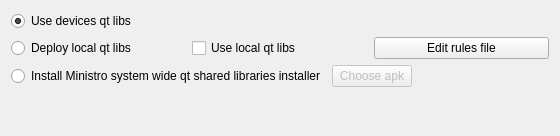
qt-creator/qt-creator, file src/plugins/android/androiddeploystepwidget.ui: the form before one commit.
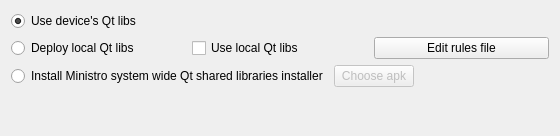
The form after the commit.

Commit message: Fixed capitalization of "Qt"

Diff of the .ui file:
```diff
--- a/src/plugins/android/androiddeploystepwidget.ui
+++ b/src/plugins/android/androiddeploystepwidget.ui
@@ -26,7 +26,7 @@
       <string>Use devices qt libs</string>
      </property>
      <property name="text">
-      <string>Use devices qt libs</string>
+      <string>Use device's Qt libs</string>
      </property>
      <property name="checked">
       <bool>true</bool>
@@ -42,7 +42,7 @@
 You must have Qt libs compiled for that platform</string>
        </property>
        <property name="text">
-        <string>Deploy local qt libs</string>
+        <string>Deploy local Qt libs</string>
        </property>
       </widget>
      </item>
@@ -52,7 +52,7 @@
         <string>Check this option to force the application to use local qt libs instead of system libs.</string>
        </property>
        <property name="text">
-        <string>Use local qt libs</string>
+        <string>Use local Qt libs</string>
        </property>
       </widget>
      </item>
@@ -74,7 +74,7 @@
 This option is useful when you want to try your application on devices which don't have Android Market (e.g. Android Emulator).</string>
        </property>
        <property name="text">
-        <string>Install Ministro system wide qt shared libraries installer</string>
+        <string>Install Ministro system wide Qt shared libraries installer</string>
        </property>
       </widget>
      </item>
```
The commit also changes 1 other file.
